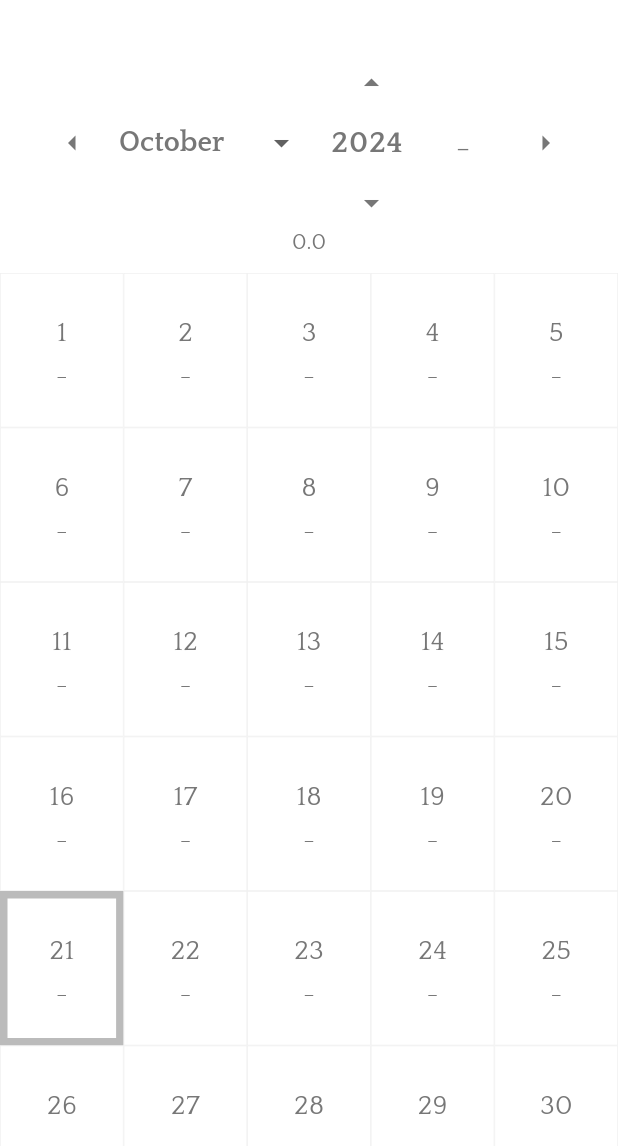
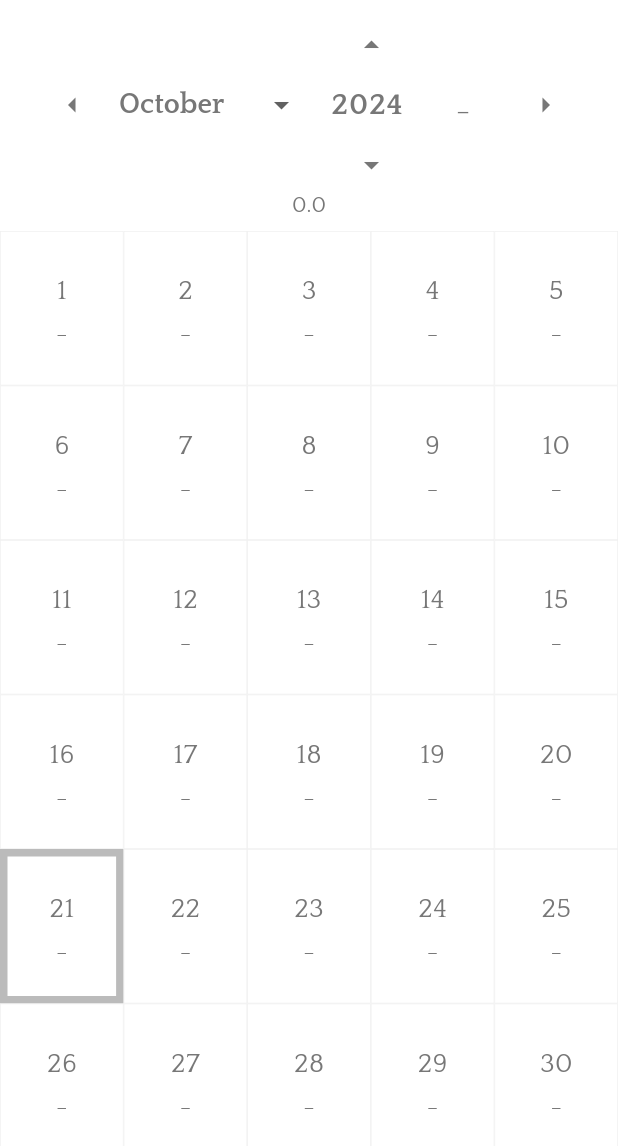
Before and after one commit to fulcrum6378/fortuna_flutter, a Flutter app: the screen it shows after launch, on a phone screen of 412 x 824 dp, the part 90-1236 px from its top. Run offline on Flutter 3.47's test engine with Material 3 defaults, Android fonts, the light colour scheme and no system bars; our stand-ins replace file_picker, flutter_bloc, jiffy, share_plus, shared_preferences, vibration; missing offline and left inert: flutter_document_picker, format.

Commit message:
2024.10.21 - 2 (we need to implement emojis)

```diff
--- a/lib/home.dart
+++ b/lib/home.dart
@@ -39,38 +39,24 @@ class Home extends StatelessWidget {
     return BlocBuilder<HomeCubit, DateTime>(
       builder: (context, calendar) {
         String lunaKey = calendar.toKey();
-        Luna luna = context.read<VitaRepo>().get(lunaKey, calendar);
+        Luna luna = context.read<Vita>().get(lunaKey, calendar);
         final todayCalendar = DateTime.now();
         final todayLunaKey = todayCalendar.toKey();
 
-        return ListView(
-          children: [
-            Column(
+        return ListView(children: [
           // BEGIN PANEL
-              children: [
+          Stack(children: [
             Padding(
-                  padding: EdgeInsets.only(top: 20, right: 30),
-                  child: Align(
-                    alignment: Alignment.centerRight,
-                    child: Visibility(
-                      visible: luna.verbum != null,
-                      maintainState: true,
-                      maintainAnimation: true,
-                      maintainSize: true,
-                      child: Fortuna.verbumIcon(),
-                    ),
-                  ),
-                ),
-                Row(
-                  mainAxisAlignment: MainAxisAlignment.center,
-                  children: [
+              padding: const EdgeInsets.only(top: 14, bottom: 7),
+              child: Column(children: [
+                Row(mainAxisAlignment: MainAxisAlignment.center, children: [
                   InkWell(
                     child: MouseRegion(
                       cursor: SystemMouseCursors.click,
                       child: Padding(
                         padding: EdgeInsets.all(4),
-                          child: Icon(Icons.arrow_left,
-                              color: Fortuna.textColor()),
+                        child:
+                            Icon(Icons.arrow_left, color: Fortuna.textColor()),
                       ),
                     ),
                     onTap: () => context.read<HomeCubit>().update(
@@ -81,12 +67,12 @@ class Home extends StatelessWidget {
                     child: DropdownButton<int>(
                       // change 12 in Hebrew
                       items: [for (int i = 1; i <= 12; i++) i]
-                            .map<DropdownMenuItem<int>>(
-                                (int value) => DropdownMenuItem<int>(
+                          .map<DropdownMenuItem<int>>((int value) {
+                        return DropdownMenuItem<int>(
                           value: value,
                           child: Text(gregorianMonths[value - 1]),
-                                    ))
-                            .toList(),
+                        );
+                      }).toList(),
                       value: calendar.month,
                       onChanged: (i) {
                         context.read<HomeCubit>().update(month: i!);
@@ -97,8 +83,7 @@ class Home extends StatelessWidget {
                   const SizedBox(width: 21),
                   SizedBox(
                     width: 54,
-                      child: Column(
-                        children: [
+                    child: Column(children: [
                       InkWell(
                         child: MouseRegion(
                           cursor: SystemMouseCursors.click,
@@ -125,9 +110,7 @@ class Home extends StatelessWidget {
                         ),
                         onChanged: (s) {
                           if (s.length != 4) return;
-                              context
-                                  .read<HomeCubit>()
-                                  .update(year: int.parse(s));
+                          context.read<HomeCubit>().update(year: int.parse(s));
                         },
                       ),
                       InkWell(
@@ -142,8 +125,7 @@ class Home extends StatelessWidget {
                         onTap: () => context.read<HomeCubit>().update(
                             calendar: rollCalendarInYears(calendar, false)),
                       ),
-                        ],
-                      ),
+                    ]),
                   ),
                   const SizedBox(width: 10),
                   MaterialButton(
@@ -162,51 +144,58 @@ class Home extends StatelessWidget {
                       cursor: SystemMouseCursors.click,
                       child: Padding(
                         padding: EdgeInsets.all(4),
-                          child: Icon(Icons.arrow_right,
-                              color: Fortuna.textColor()),
+                        child:
+                            Icon(Icons.arrow_right, color: Fortuna.textColor()),
                       ),
                     ),
-                      onTap: () => context.read<HomeCubit>().update(
-                          calendar: rollCalendarInMonths(calendar, true)),
+                    onTap: () => context
+                        .read<HomeCubit>()
+                        .update(calendar: rollCalendarInMonths(calendar, true)),
                   ),
-                  ],
-                ),
-                Padding(
-                  padding: const EdgeInsets.only(bottom: 10),
-                  child: Text(
+                ]),
+                Text(
                   luna.mean().toString(),
                   style: Fortuna.font(15),
                 ),
+              ]),
             ),
-              ],
+            Padding(
+              padding: EdgeInsets.only(top: 20, right: 30),
+              child: Align(
+                alignment: Alignment.centerRight,
+                child: Visibility(
+                  visible: luna.verbum != null,
+                  maintainState: true,
+                  maintainAnimation: true,
+                  maintainSize: true,
+                  child: Fortuna.verbumIcon(),
                 ),
+              ),
+            ),
+          ]),
           // END PANEL
           SizedBox(
             width: MediaQuery.of(context).size.width,
-              height:
-                  (cellSize(context) / aspectRatio) * cellsInColumn(context),
+            height: (cellSize(context) / aspectRatio) * cellsInColumn(context),
             child: GridView.count(
               physics: const NeverScrollableScrollPhysics(),
               shrinkWrap: true,
               childAspectRatio: aspectRatio,
               crossAxisCount: cellsInRow(context),
-                children: [for (var i = 0; i < calendar.lunaMaxima(); i++) i]
-                    .map((i) {
+              children:
+                  [for (var i = 0; i < calendar.lunaMaxima(); i++) i].map((i) {
                 double? score = luna[i] ?? luna.defVar;
                 bool isEstimated = luna[i] == null && luna.defVar != null;
 
                 Color bg, tc;
                 if (score != null && score > 0) {
                   tc = Theme.of(context).colorScheme.onPrimary;
-                    bg = (!Fortuna.night() ? Fortuna.cp : Fortuna.cpd)
-                        .withAlpha(
+                  bg = (!Fortuna.night() ? Fortuna.cp : Fortuna.cpd).withAlpha(
                       ((score / ScoreUtils.MAX_RANGE) * 256).toInt() - 1);
                 } else if (score != null && score < 0) {
                   tc = Theme.of(context).colorScheme.onPrimary;
-                    bg = (!Fortuna.night() ? Fortuna.cs : Fortuna.csd)
-                        .withAlpha(
-                            ((-score / ScoreUtils.MAX_RANGE) * 256).toInt() -
-                                1);
+                  bg = (!Fortuna.night() ? Fortuna.cs : Fortuna.csd).withAlpha(
+                      ((-score / ScoreUtils.MAX_RANGE) * 256).toInt() - 1);
                 } else {
                   tc = Theme.of(context).textTheme.bodyMedium!.color!;
                   bg = Colors.transparent;
@@ -231,8 +220,7 @@ class Home extends StatelessWidget {
                                   !Fortuna.night() ? 0x44000000 : 0x44FFFFFF),
                             ),
                     ),
-                      child: Stack(
-                        children: [
+                    child: Stack(children: [
                       Visibility(
                         visible: luna.verba[i] != null,
                         child: Padding(
@@ -258,22 +246,19 @@ class Home extends StatelessWidget {
                             ),
                             const SizedBox(height: 3),
                             Text(
-                                  (isEstimated ? "c. " : "") +
-                                      score.showScore(),
+                              (isEstimated ? "c. " : "") + score.showScore(),
                               style: Fortuna.font(13, color: tc),
                             ),
                           ],
                         ),
                       )
-                        ],
-                      ),
+                    ]),
                   ),
                 );
               }).toList(),
             ),
           ),
-          ],
-        );
+        ]);
       },
     );
   }
@@ -293,7 +278,7 @@ class Home extends StatelessWidget {
     if (up) {
       jiffy = jiffy.add(months: times);
     } else {
-      jiffy = jiffy.subtract(years: times);
+      jiffy = jiffy.subtract(months: times);
     }
     return jiffy.dateTime;
   }
@@ -351,8 +336,7 @@ class Home extends StatelessWidget {
               ((i != null) ? "$key.${z(i + 1)}" : s('defValue'))),
           content: SizedBox(
             height: 270,
-            child: Column(
-              children: [
+            child: Column(children: [
               SizedBox(
                 height: 200,
                 child: CupertinoPicker(
@@ -387,8 +371,7 @@ class Home extends StatelessWidget {
                   child: Padding(
                     padding: EdgeInsets.symmetric(horizontal: 14),
                     child: TextFormField(
-                        controller: TextEditingController()
-                          ..text = enteredVerbum,
+                      controller: TextEditingController()..text = enteredVerbum,
                       maxLines: 5,
                       textAlign: TextAlign.start,
                       keyboardType: TextInputType.text,
@@ -402,8 +385,7 @@ class Home extends StatelessWidget {
                   ),
                 ),
               ),
-              ],
-            ),
+            ]),
           ),
           actions: <MaterialButton>[
             MaterialButton(
@@ -457,7 +439,7 @@ class Home extends StatelessWidget {
       luna.defVar = score;
       luna.verbum = verbum;
     }
-    context.read<VitaRepo>().set(key, luna);
+    context.read<Vita>().set(key, luna);
     context.read<HomeCubit>().update();
     Navigator.of(context).pop();
     Fortuna.shake();
```
Also changed, not shown: lib/main.dart (+15 -18 lines), lib/vita.dart (+27 -10 lines), 1 other file. Lines whose indentation alone changed are shown as unchanged.
